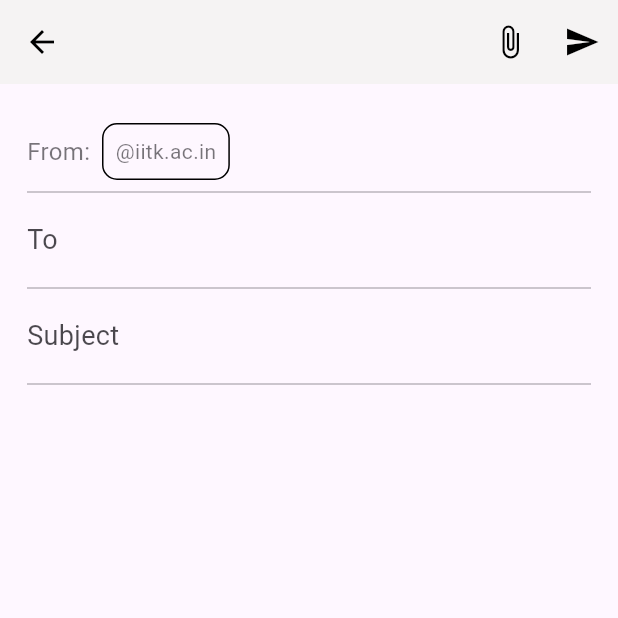
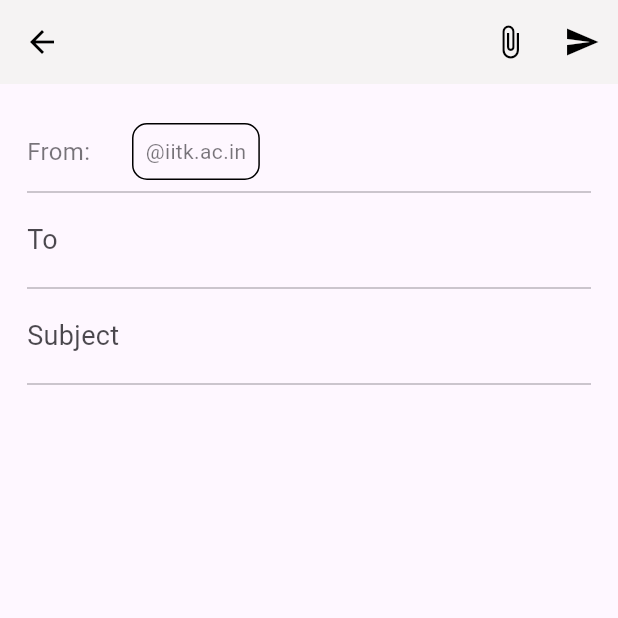
Before and after one commit to pclubiitk/IITK-Mail-Client, a Flutter app: the ComposeEmailPage screen opened directly with empty values, on a phone screen of 412 x 824 dp, the top half of it. Run offline on Flutter 3.47's test engine with Material 3 defaults, Android fonts, the phone set to English and light mode, and no system bars; our stand-ins replace connectivity_plus, file_picker, flutter_html, flutter_secure_storage, get, logger and 3 more; missing offline and left inert: dart:ffi, enough_mail, enough_mail_html; accounts and stored records are empty; generated files the repository leaves out were written again; network calls fail.

Commit message:
fixed "from" ui and made email body text copyable

```diff
--- a/lib/pages/compose_mail_page.dart
+++ b/lib/pages/compose_mail_page.dart
@@ -149,7 +149,7 @@ class _ComposeEmailPageState extends State<ComposeEmailPage> {
                 Row(
               children: [
                 SizedBox(
-                  width: 50,
+                  width: 70,
                   child: Text(
                     'From:',
                     style: TextStyle(
--- a/lib/pages/email_view_page.dart
+++ b/lib/pages/email_view_page.dart
@@ -325,7 +325,7 @@ class _EmailViewPageState extends State<EmailViewPage> {
                 const Divider(color: Colors.grey),
               ],
               const SizedBox(height: 8),
-              Text(
+              SelectableText(
                 body,
                 style: theme.textTheme.bodyMedium?.copyWith(
                   color: theme.brightness == Brightness.dark
```
